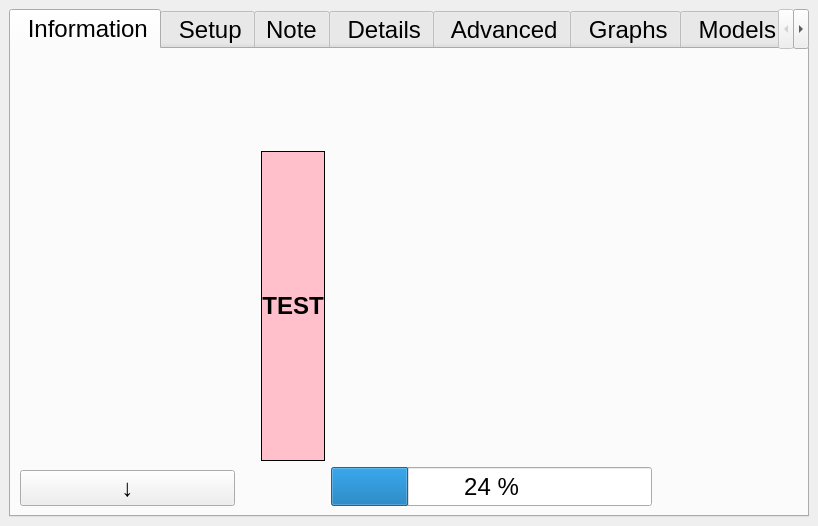
LowellInstruments/ddh5, file ddh/gui/gui_ddh.ui: the form before one commit.
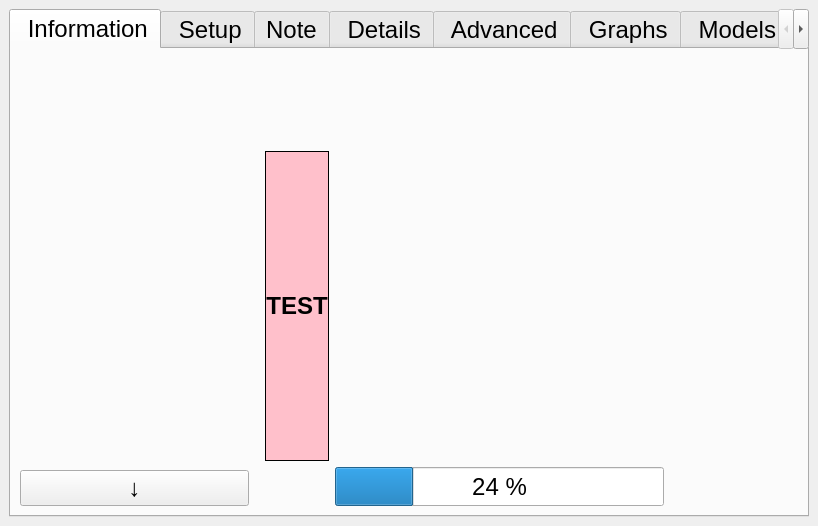
The form after the commit. Icons and pictures are not drawn.

```diff
--- a/ddh/gui/gui_ddh.ui
+++ b/ddh/gui/gui_ddh.ui
@@ -53,7 +53,7 @@
        <attribute name="title">
         <string> Information</string>
        </attribute>
-       <layout class="QHBoxLayout" name="horizontalLayout_10" stretch="2,0,5">
+       <layout class="QHBoxLayout" name="horizontalLayout_10" stretch="3,0,7">
         <item>
          <widget class="QFrame" name="left_frame">
           <property name="minimumSize">
@@ -544,7 +544,7 @@
           </property>
           <property name="sizeHint" stdset="0">
            <size>
-            <width>20</width>
+            <width>10</width>
             <height>20</height>
            </size>
           </property>
@@ -690,7 +690,7 @@
             </property>
             <property name="sizeHint" stdset="0">
              <size>
-              <width>20</width>
+              <width>5</width>
               <height>20</height>
              </size>
             </property>
```
